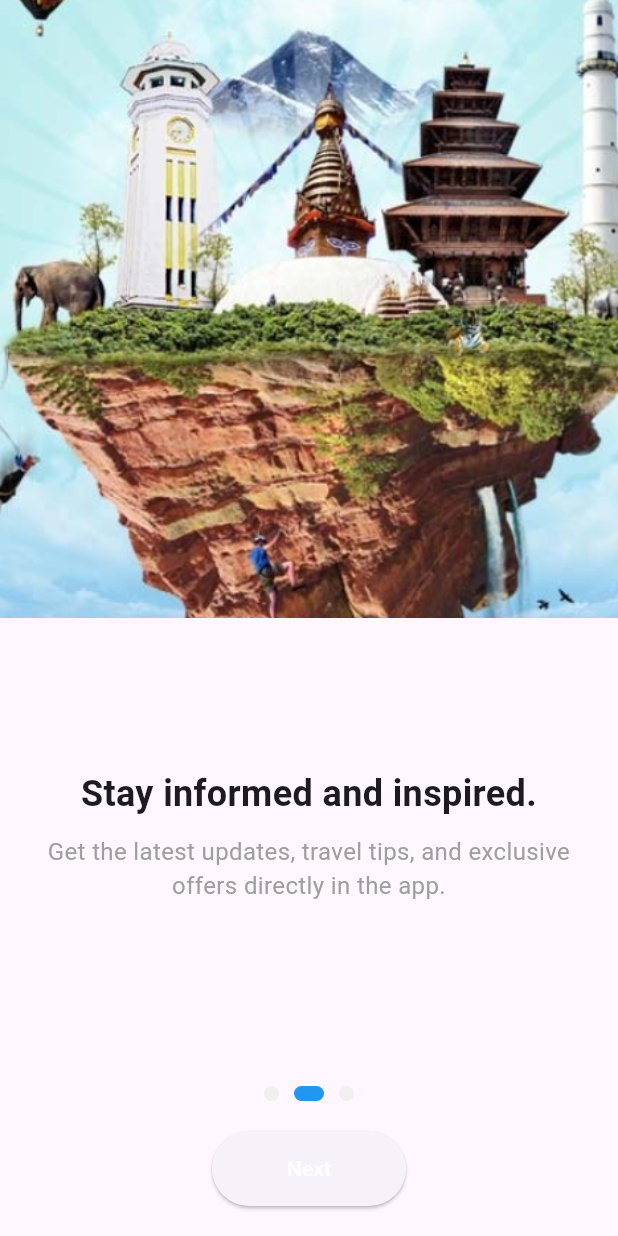
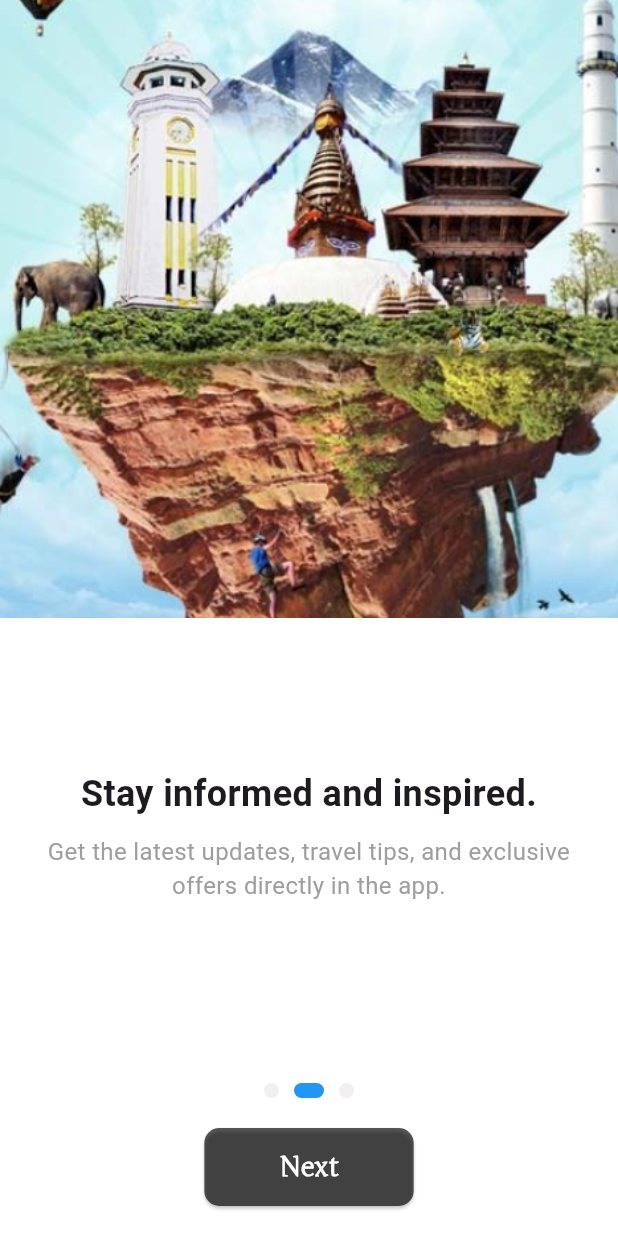
Before and after one commit to Binumaka/VoyageVue, a Flutter app: the screen it shows after launch, swiped to page 2, on a phone screen of 412 x 824 dp. Run offline on Flutter 3.47's test engine with Material 3 defaults, Android fonts, the phone set to English and light mode, and no system bars; Roboto replaces fonts that are missing (Popins).

Commit message:
adding app theme

```diff
--- a/lib/app.dart
+++ b/lib/app.dart
@@ -1,5 +1,5 @@
-
 import 'package:flutter/material.dart';
+import 'package:voyagevue/core/apptheme/app_theme.dart';
 import 'package:voyagevue/view/loginview.dart';
 import 'package:voyagevue/view/onboardview.dart';
 import 'package:voyagevue/view/registerview.dart';
@@ -12,11 +12,12 @@ class MyApp extends StatelessWidget {
     return MaterialApp(
       debugShowCheckedModeBanner: false,
       initialRoute: '/',
+      theme: getApplicationTheme(),
       routes: {
-        '/':(context) => const Onboardview(),
-        '/login':(context) => const Loginview(),
+        '/': (context) => const Onboardview(),
+        '/login': (context) => const Loginview(),
         '/register': (context) => const Registerview(),
       },
-  );
+    );
   }
 }
--- /dev/null
+++ b/lib/core/apptheme/app_theme.dart
@@ -0,0 +1,40 @@
+import 'package:flutter/material.dart';
+
+ThemeData getApplicationTheme() {
+  return ThemeData(
+    primarySwatch: Colors.orange,
+    scaffoldBackgroundColor: Colors.white,
+    fontFamily: 'Popins',
+    elevatedButtonTheme: ElevatedButtonThemeData(
+      style: ElevatedButton.styleFrom(
+        textStyle: const TextStyle(
+          fontSize: 18,
+          color: Colors.white,
+          fontWeight: FontWeight.w600,
+          fontFamily: 'Junge',
+        ),
+        backgroundColor: Colors.black.withOpacity(0.65),
+        shape: RoundedRectangleBorder(
+          borderRadius: BorderRadius.circular(10),
+        ),
+      ),
+    ),
+    inputDecorationTheme: const InputDecorationTheme(
+      contentPadding: EdgeInsets.all(12),
+      border: OutlineInputBorder(),
+      labelStyle: TextStyle(
+        fontSize: 14,
+      ),
+      errorBorder: OutlineInputBorder(
+        borderSide: BorderSide(
+          color: Colors.red,
+        ),
+      ),
+      focusedBorder: OutlineInputBorder(
+        borderSide: BorderSide(
+          color: Colors.grey,
+        ),
+      ),
+    ),
+  );
+}
```
